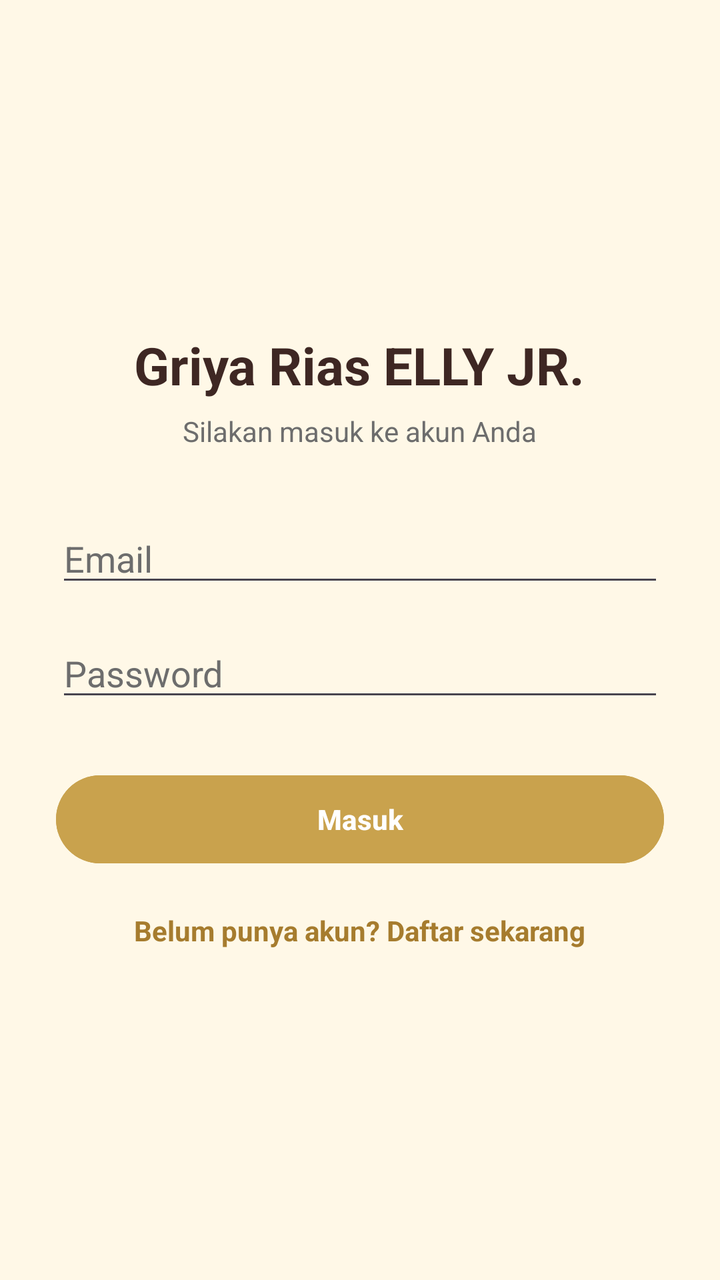
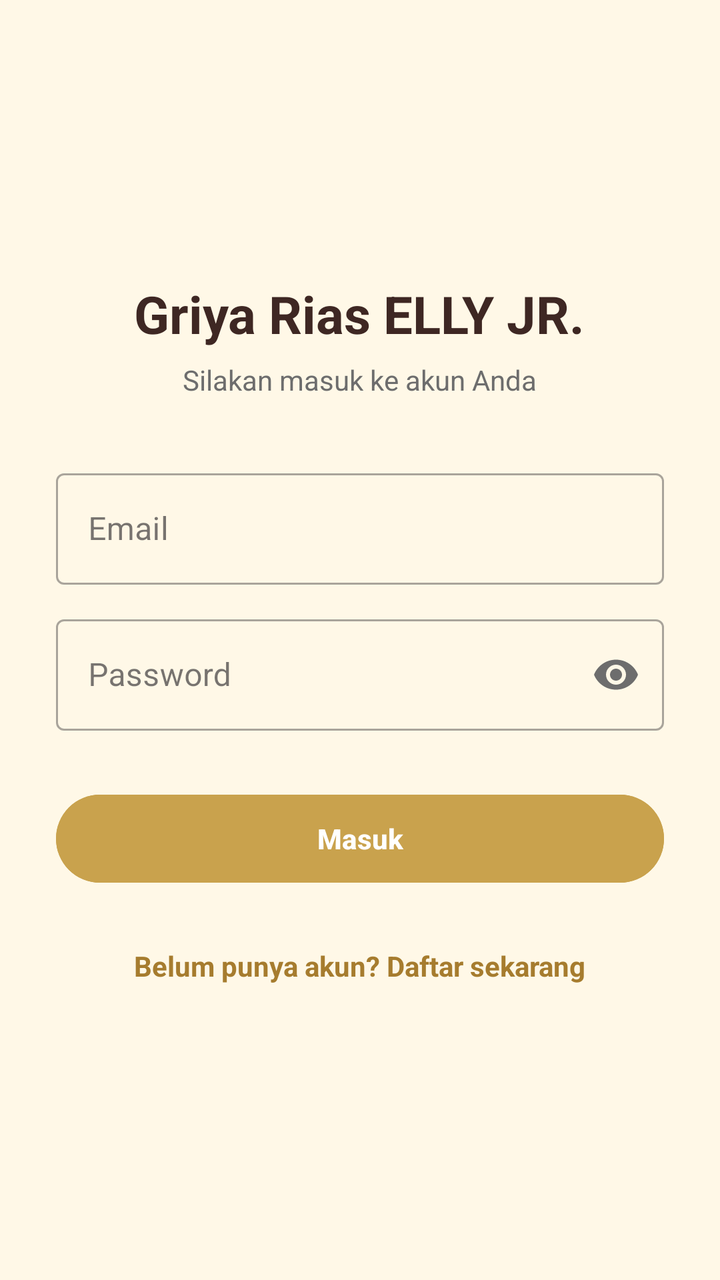

Before-and-after screenshots of an Android layout around one commit, followed by the original layout XML and the change that was made.
<!-- AndroidManifest.xml: application theme Theme.Project_griyarias -->
<!-- res/layout/activity_login.xml -->
<?xml version="1.0" encoding="utf-8"?>
<LinearLayout xmlns:android="http://schemas.android.com/apk/res/android"
    android:layout_width="match_parent"
    android:layout_height="match_parent"
    android:background="@color/cream"
    android:gravity="center"
    android:orientation="vertical"
    android:padding="28dp">

    <TextView
        android:layout_width="wrap_content"
        android:layout_height="wrap_content"
        android:text="Griya Rias ELLY JR."
        android:textColor="@color/brown_dark"
        android:textSize="26sp"
        android:textStyle="bold" />

    <TextView
        android:layout_width="wrap_content"
        android:layout_height="wrap_content"
        android:layout_marginTop="6dp"
        android:text="Silakan masuk ke akun Anda"
        android:textColor="@color/gray_text"
        android:textSize="14sp" />

    <EditText
        android:id="@+id/etEmailLogin"
        android:layout_width="match_parent"
        android:layout_height="wrap_content"
        android:layout_marginTop="32dp"
        android:hint="Email"
        android:inputType="textEmailAddress"
        android:textColor="@color/brown_dark"
        android:textColorHint="@color/gray_text" />

    <EditText
        android:id="@+id/etPassLogin"
        android:layout_width="match_parent"
        android:layout_height="wrap_content"
        android:layout_marginTop="16dp"
        android:hint="Password"
        android:inputType="textPassword"
        android:textColor="@color/brown_dark"
        android:textColorHint="@color/gray_text" />

    <Button
        android:id="@+id/btnLogin"
        android:layout_width="match_parent"
        android:layout_height="52dp"
        android:layout_marginTop="28dp"
        android:backgroundTint="@color/gold"
        android:text="Masuk"
        android:textColor="#FFFFFF"
        android:textStyle="bold" />

    <TextView
        android:id="@+id/tvToRegister"
        android:layout_width="wrap_content"
        android:layout_height="wrap_content"
        android:layout_marginTop="20dp"
        android:text="Belum punya akun? Daftar sekarang"
        android:textColor="@color/gold_dark"
        android:textSize="14sp"
        android:textStyle="bold" />

</LinearLayout>
<!-- resources referenced by this layout -->
<resources>
  <color name="brown_dark">#3E2723</color>
  <color name="cream">#FFF8E7</color>
  <color name="gold">#C9A24D</color>
  <color name="gold_dark">#A67C2E</color>
  <color name="gray_text">#6D6D6D</color>
  <style name="Theme.Project_griyarias" parent="Base.Theme.Project_griyarias" />
  <style name="Base.Theme.Project_griyarias" parent="Theme.Material3.DayNight.NoActionBar">
      </style>
</resources>

<!-- the commit's change to res/layout/activity_login.xml (unified diff, before → after) -->
@@ -1,5 +1,6 @@
 <?xml version="1.0" encoding="utf-8"?>
 <LinearLayout xmlns:android="http://schemas.android.com/apk/res/android"
+    xmlns:app="http://schemas.android.com/apk/res-auto"
     android:layout_width="match_parent"
     android:layout_height="match_parent"
     android:background="@color/cream"
@@ -23,25 +24,41 @@
         android:textColor="@color/gray_text"
         android:textSize="14sp" />
 
-    <EditText
-        android:id="@+id/etEmailLogin"
+    
+    <com.google.android.material.textfield.TextInputLayout
+        style="@style/Widget.MaterialComponents.TextInputLayout.OutlinedBox"
         android:layout_width="match_parent"
         android:layout_height="wrap_content"
         android:layout_marginTop="32dp"
         android:hint="Email"
-        android:inputType="textEmailAddress"
-        android:textColor="@color/brown_dark"
-        android:textColorHint="@color/gray_text" />
+        app:hintTextColor="@color/gray_text">
 
-    <EditText
-        android:id="@+id/etPassLogin"
+        <com.google.android.material.textfield.TextInputEditText
+            android:id="@+id/etEmailLogin"
+            android:layout_width="match_parent"
+            android:layout_height="wrap_content"
+            android:inputType="textEmailAddress"
+            android:textColor="@color/brown_dark" />
+    </com.google.android.material.textfield.TextInputLayout>
+
+    
+    <com.google.android.material.textfield.TextInputLayout
+        style="@style/Widget.MaterialComponents.TextInputLayout.OutlinedBox"
         android:layout_width="match_parent"
         android:layout_height="wrap_content"
-        android:layout_marginTop="16dp"
+        android:layout_marginTop="12dp"
         android:hint="Password"
-        android:inputType="textPassword"
-        android:textColor="@color/brown_dark"
-        android:textColorHint="@color/gray_text" />
+        app:endIconMode="password_toggle"
+        app:endIconTint="@color/gray_text"
+        app:hintTextColor="@color/gray_text">
+
+        <com.google.android.material.textfield.TextInputEditText
+            android:id="@+id/etPassLogin"
+            android:layout_width="match_parent"
+            android:layout_height="wrap_content"
+            android:inputType="textPassword"
+            android:textColor="@color/brown_dark" />
+    </com.google.android.material.textfield.TextInputLayout>
 
     <Button
         android:id="@+id/btnLogin"
@@ -53,11 +70,13 @@
         android:textColor="#FFFFFF"
         android:textStyle="bold" />
 
+    
     <TextView
         android:id="@+id/tvToRegister"
         android:layout_width="wrap_content"
         android:layout_height="wrap_content"
         android:layout_marginTop="20dp"
+        android:padding="8dp"
         android:text="Belum punya akun? Daftar sekarang"
         android:textColor="@color/gold_dark"
         android:textSize="14sp"
